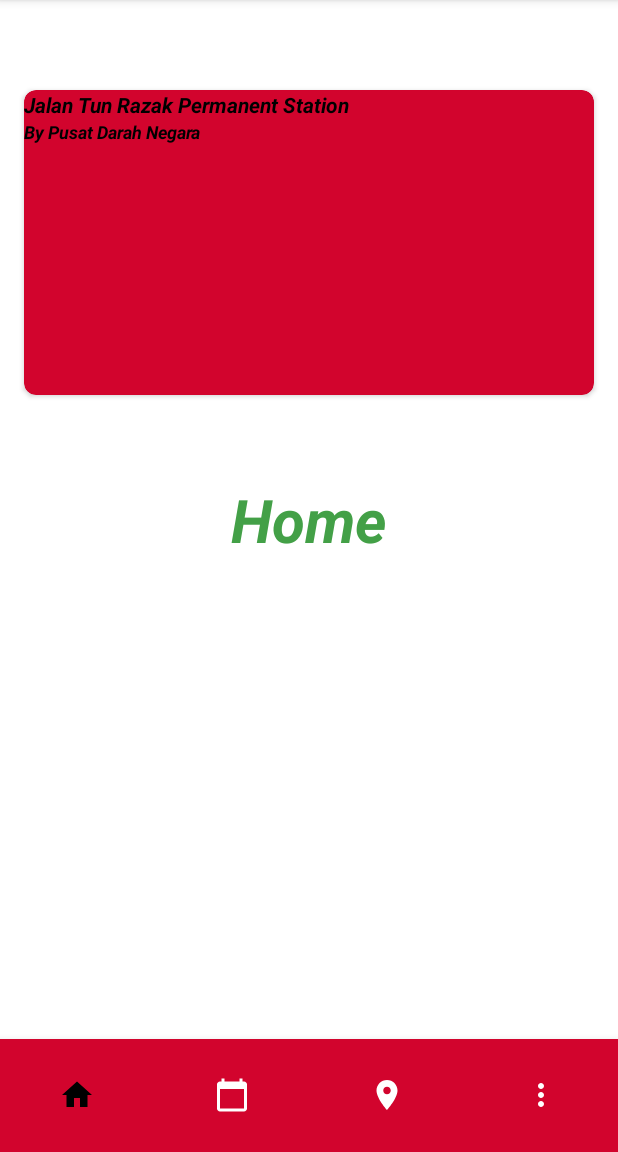
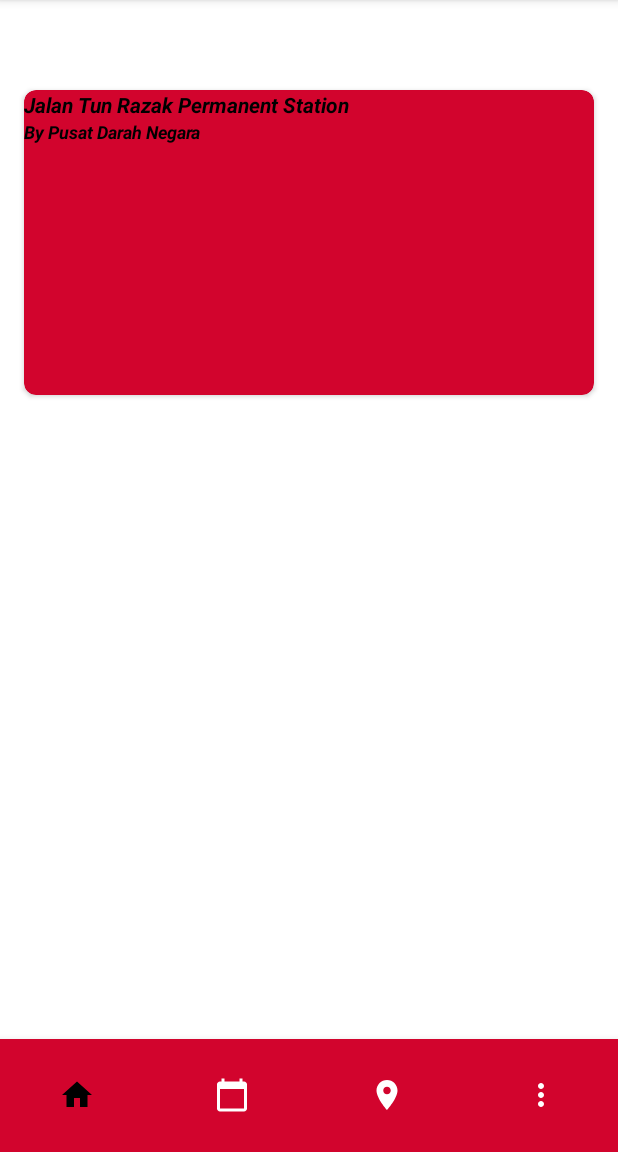
Before and after one commit to josephwongX/Assignment2Aug2022, an Android app: the screen it shows after launch (MainActivity), on a phone screen of 412 x 824 dp, the part 84-1236 px from its top. Run offline under Robolectric (Android 15) with nearby library versions, the phone set to English and light mode, and no system bars.

Commit message:
CardView

```diff
--- a/app/src/main/res/layout/fragment_first.xml
+++ b/app/src/main/res/layout/fragment_first.xml
@@ -5,20 +5,6 @@
     android:layout_width="match_parent"
     android:layout_height="match_parent"
     tools:context=".MainActivity">
-
-    <TextView
-        android:id="@+id/firstFragment"
-        android:layout_width="wrap_content"
-        android:layout_height="wrap_content"
-        android:text="@string/home"
-        android:textColor="#43a047"
-        android:textSize="40sp"
-        android:textStyle="italic|bold"
-        app:layout_constraintBottom_toBottomOf="parent"
-        app:layout_constraintEnd_toEndOf="parent"
-        app:layout_constraintHorizontal_bias="0.5"
-        app:layout_constraintStart_toStartOf="parent"
-        app:layout_constraintTop_toTopOf="parent" />
 
     <androidx.cardview.widget.CardView
         android:id="@+id/cardView"
```
